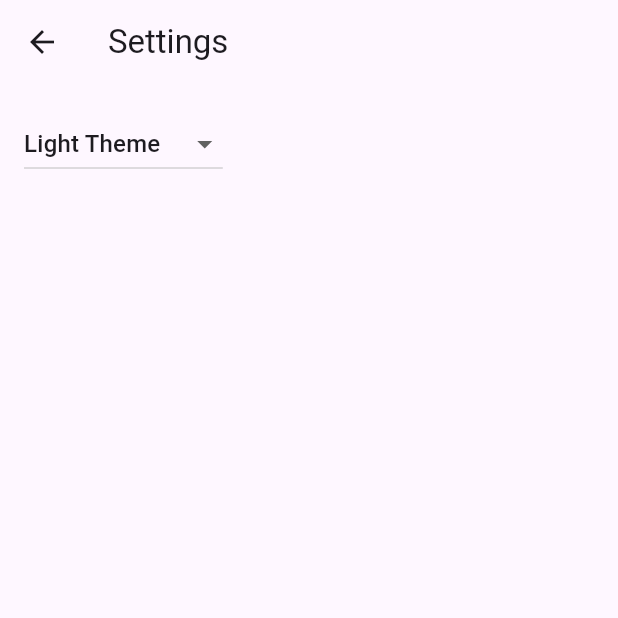
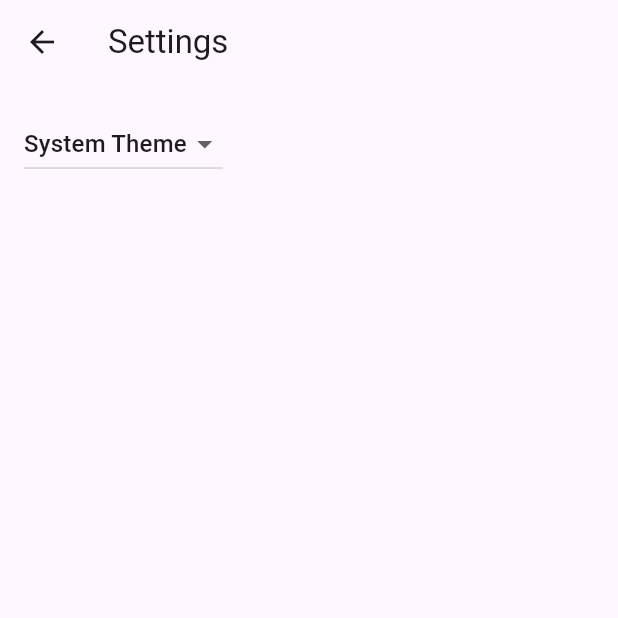
Before and after one commit to serdardal/Episode-Box, a Flutter app: the screen it shows after launch, after a tap on the "settings" icon, on a phone screen of 412 x 824 dp, the top half of it. Run offline on Flutter 3.47's test engine with Material 3 defaults, Android fonts, the phone set to English and light mode, and no system bars; our stand-ins replace flutter_dotenv, loader_overlay; missing offline and left inert: mongo_dart; generated files the repository leaves out were written again.

Commit message:
color fixes

```diff
--- a/lib/src/episode_page/episode_list_item.dart
+++ b/lib/src/episode_page/episode_list_item.dart
@@ -35,7 +35,10 @@ class EpisodeListItem extends StatelessWidget {
   @override
   Widget build(BuildContext context) {
     return ListTile(
-      title: Text(episodeDto.name),
+      title: Text(
+        episodeDto.name,
+        style: Theme.of(context).textTheme.titleMedium,
+      ),
       subtitle: Column(
         children: [
           Visibility(
--- a/lib/src/episode_page/episode_list_view.dart
+++ b/lib/src/episode_page/episode_list_view.dart
@@ -80,7 +80,10 @@ class _EpisodeListView extends State<EpisodeListView> {
 
     return Scaffold(
         appBar: AppBar(
-          title: const Text('Episodes'),
+          title: Text(
+            'Episodes',
+            style: Theme.of(context).textTheme.headlineMedium,
+          ),
           actions: [
             IconButton(
                 onPressed: () {
@@ -102,7 +105,7 @@ class _EpisodeListView extends State<EpisodeListView> {
                 },
                 icon: const Icon(Icons.settings))
           ],
-          backgroundColor: Colors.lightBlueAccent,
+          backgroundColor: Theme.of(context).primaryColorDark,
         ),
         body: ListView.builder(
             restorationId: 'episodeList',
--- a/lib/src/settings/settings_service.dart
+++ b/lib/src/settings/settings_service.dart
@@ -7,7 +7,7 @@ import 'package:flutter/material.dart';
 /// you'd like to store settings on a web server, use the http package.
 class SettingsService {
   /// Loads the User's preferred ThemeMode from local or remote storage.
-  Future<ThemeMode> themeMode() async => ThemeMode.light;
+  Future<ThemeMode> themeMode() async => ThemeMode.system;
 
   /// Persists the user's preferred ThemeMode to local or remote storage.
   Future<void> updateThemeMode(ThemeMode theme) async {
```
